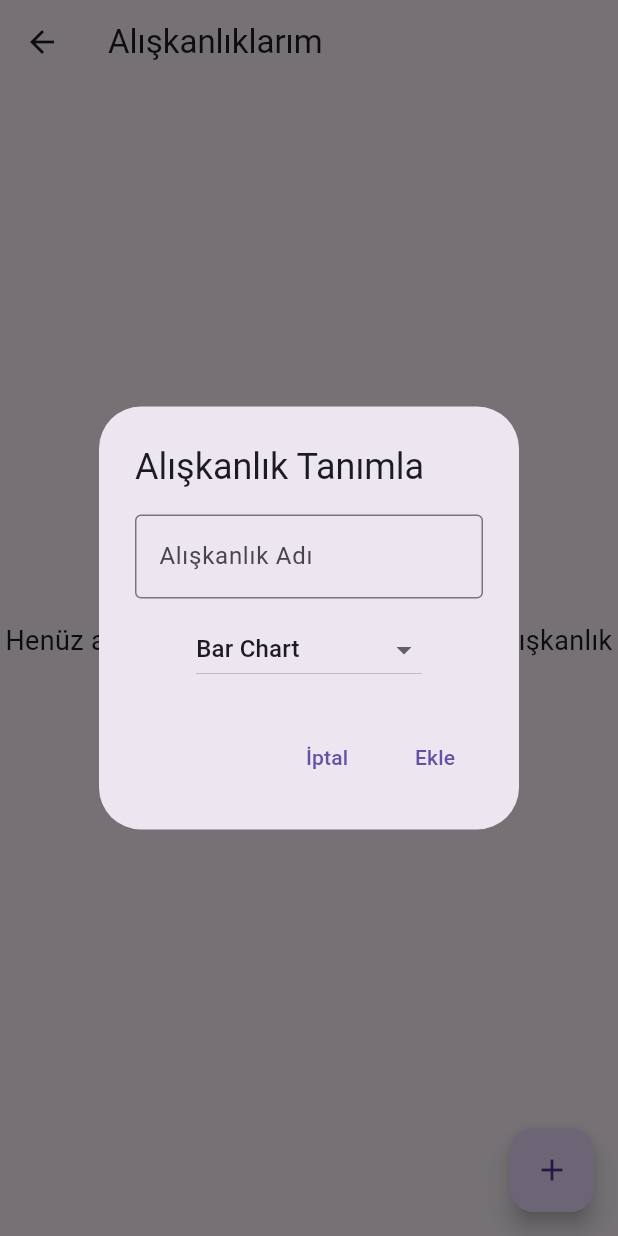
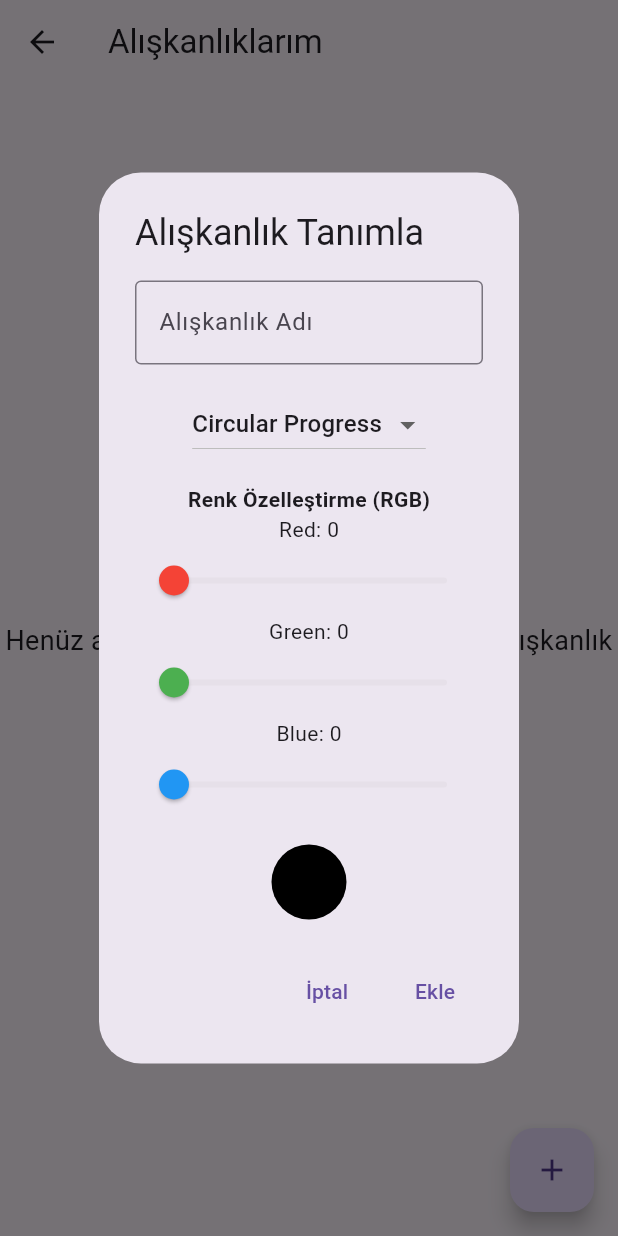
Before and after one commit to ElifHorozal/LittleSteps, a Flutter app: the HomeScreen screen opened by its route, on a phone screen of 412 x 824 dp. Run offline on Flutter 3.47's test engine with Material 3 defaults, Android fonts, the phone set to English and light mode, and no system bars; our stand-ins replace cloud_firestore, firebase_auth, firebase_core, syncfusion_flutter_charts; accounts and stored records are empty; generated files the repository leaves out were written again.

Commit message:
Updating weekly progress visuals

```diff
--- a/lib/components/nav_drawer.dart
+++ b/lib/components/nav_drawer.dart
@@ -1,7 +1,4 @@
 import 'package:flutter/material.dart';
-import 'package:little_steps/screens/achievement_screen.dart';
-import 'package:little_steps/screens/home_screen.dart';
-import 'package:little_steps/screens/profile_screen.dart';
 import 'package:firebase_auth/firebase_auth.dart';
 
 class NavDrawer extends StatelessWidget {
--- a/lib/models/add_habit_dialog.dart
+++ b/lib/models/add_habit_dialog.dart
@@ -1,59 +1,172 @@
 import 'package:flutter/material.dart';
 
-class AddHabitDialog extends StatelessWidget {
-  final Function(String habitName, String chartType) onAddHabit;
+class AddHabitDialog extends StatefulWidget {
+  final Function(String habitName, String chartType, Color customColor) onAddHabit;
 
   AddHabitDialog({required this.onAddHabit});
 
   @override
+  _AddHabitDialogState createState() => _AddHabitDialogState();
+}
+
+class _AddHabitDialogState extends State<AddHabitDialog> {
+  final TextEditingController _habitNameController = TextEditingController();
+  String selectedChartType = 'Circular Progress'; // Varsayılan grafik türü
+  int redValue = 0; // Varsayılan kırmızı değeri
+  int greenValue = 0; // Varsayılan yeşil değeri
+  int blueValue = 0; // Varsayılan mavi değeri
+
+  @override
   Widget build(BuildContext context) {
-    final _habitNameController = TextEditingController();
-    String selectedChartType = 'Bar Chart'; // Varsayılan grafik türü
-
     return AlertDialog(
-      title: Text('Alışkanlık Tanımla'),
-      content: Column(
+      title: const Text('Alışkanlık Tanımla'),
+      content: SingleChildScrollView(
+        child: Column(
           mainAxisSize: MainAxisSize.min,
           children: [
+            // Alışkanlık Adı Girişi
             TextField(
               controller: _habitNameController,
-            decoration: InputDecoration(
+              decoration: const InputDecoration(
                 labelText: 'Alışkanlık Adı',
                 border: OutlineInputBorder(),
               ),
             ),
-          SizedBox(height: 10),
+            const SizedBox(height: 16),
+            // Grafik Türü Seçici
             DropdownButton<String>(
               value: selectedChartType,
               onChanged: (String? newValue) {
+                setState(() {
                   selectedChartType = newValue!;
+                });
               },
-            items: <String>['Bar Chart', 'Line Chart', 'Circular Progress']
-                .map<DropdownMenuItem<String>>((String value) {
+              items: <String>[
+                'Circular Progress',
+                'Icon Progress',
+                'Linear Progress',
+                'Gradient Progress',
+              ].map<DropdownMenuItem<String>>((String value) {
                 return DropdownMenuItem<String>(
                   value: value,
                   child: Text(value),
                 );
               }).toList(),
             ),
+            const SizedBox(height: 16),
+            // Renk Özelleştirme
+            Text(
+              'Renk Özelleştirme (RGB)',
+              style: TextStyle(fontWeight: FontWeight.bold),
+            ),
+            Row(
+              children: [
+                // Red Slider
+                Expanded(
+                  child: Column(
+                    children: [
+                      Text('Red: $redValue'),
+                      Slider(
+                        value: redValue.toDouble(),
+                        min: 0,
+                        max: 255,
+                        divisions: 255,
+                        activeColor: Colors.red,
+                        label: redValue.toString(),
+                        onChanged: (double value) {
+                          setState(() {
+                            redValue = value.toInt();
+                          });
+                        },
+                      ),
                     ],
+                  ),
+                ),
+              ],
+            ),
+            Row(
+              children: [
+                // Green Slider
+                Expanded(
+                  child: Column(
+                    children: [
+                      Text('Green: $greenValue'),
+                      Slider(
+                        value: greenValue.toDouble(),
+                        min: 0,
+                        max: 255,
+                        divisions: 255,
+                        activeColor: Colors.green,
+                        label: greenValue.toString(),
+                        onChanged: (double value) {
+                          setState(() {
+                            greenValue = value.toInt();
+                          });
+                        },
+                      ),
+                    ],
+                  ),
+                ),
+              ],
+            ),
+            Row(
+              children: [
+                // Blue Slider
+                Expanded(
+                  child: Column(
+                    children: [
+                      Text('Blue: $blueValue'),
+                      Slider(
+                        value: blueValue.toDouble(),
+                        min: 0,
+                        max: 255,
+                        divisions: 255,
+                        activeColor: Colors.blue,
+                        label: blueValue.toString(),
+                        onChanged: (double value) {
+                          setState(() {
+                            blueValue = value.toInt();
+                          });
+                        },
+                      ),
+                    ],
+                  ),
+                ),
+              ],
+            ),
+            const SizedBox(height: 16),
+            // Renk Önizlemesi
+            Container(
+              height: 50,
+              width: 50,
+              decoration: BoxDecoration(
+                color: Color.fromARGB(255, redValue, greenValue, blueValue),
+                shape: BoxShape.circle,
+              ),
+            ),
+          ],
+        ),
       ),
       actions: [
         TextButton(
           onPressed: () {
             Navigator.of(context).pop();
           },
-          child: Text('İptal'),
+          child: const Text('İptal'),
         ),
         TextButton(
           onPressed: () {
             final habitName = _habitNameController.text.trim();
             if (habitName.isNotEmpty) {
-              onAddHabit(habitName, selectedChartType);
+              widget.onAddHabit(
+                habitName,
+                selectedChartType,
+                Color.fromARGB(255, redValue, greenValue, blueValue),
+              );
               Navigator.of(context).pop();
             }
           },
-          child: Text('Ekle'),
+          child: const Text('Ekle'),
         ),
       ],
     );
--- a/lib/screens/home_screen.dart
+++ b/lib/screens/home_screen.dart
@@ -28,24 +28,26 @@ class _HomeScreenState extends State<HomeScreen> {
   return date.subtract(Duration(days: date.weekday - 1));
   }
 
-  Future<void> _addHabit(String habitName, String chartType) async {
-  final user = _auth.currentUser;
+  Future<void> _addHabit(String habitName, String chartType, Color customColor) async {
+  final user = FirebaseAuth.instance.currentUser;
   if (user != null) {
     final today = DateTime.now();
-    final weekStart = getStartOfWeek(today); // Haftanın Pazartesi'sini hesapla
+    final weekStart = today.subtract(Duration(days: today.weekday - 1));
 
-    // Alışkanlık oluştur
     final habit = {
       'name': habitName,
-      'chartType': chartType, // Grafik türü
+      'chartType': chartType,
       'createdAt': FieldValue.serverTimestamp(),
-      'weeklyProgress': List<bool>.generate(7, (_) => false), // Haftalık ilerleme başlangıcı
-      'currentWeekStart': DateFormat('yyyy-MM-dd').format(weekStart), // Haftanın başlangıç tarihi
-      'isCompleted': false ,
+      'weeklyProgress': List<bool>.generate(7, (_) => false),
+      'currentWeekStart': DateFormat('yyyy-MM-dd').format(weekStart),
+      'color': {
+        'red': customColor.red,
+        'green': customColor.green,
+        'blue': customColor.blue,
+      }, // Renk bilgisi kaydediliyor
     };
 
-    // Firestore'a alışkanlığı ekle
-    await _firestore
+    await FirebaseFirestore.instance
         .collection('users')
         .doc(user.uid)
         .collection('habits')
@@ -169,7 +171,11 @@ Future<void> _checkAndResetWeeklyProgress(String habitId) async {
                     final String chartType = data['chartType'] ?? 'Bar Chart';
                     final List<bool> weeklyProgress =
                         List<bool>.from(data['weeklyProgress']);
-
+                    final Map<String, int> colorMap = {
+                        'red': data['color']['red'] ?? 0,
+                        'green': data['color']['green'] ?? 0,
+                        'blue': data['color']['blue'] ?? 0,
+                      };
                     final today = DateTime.now();
                     final currentDayIndex = today.weekday - 1;
 
@@ -183,6 +189,7 @@ Future<void> _checkAndResetWeeklyProgress(String habitId) async {
                             subtitle: HabitProgressChart(
                               chartType: chartType,
                               weeklyProgress: weeklyProgress,
+                              colors : colorMap,
                             ),
                           ),
                           Padding(
```
Also changed, not shown: lib/components/habit_progress_chart.dart (+93 -51 lines). Lines whose indentation alone changed are shown as unchanged.
